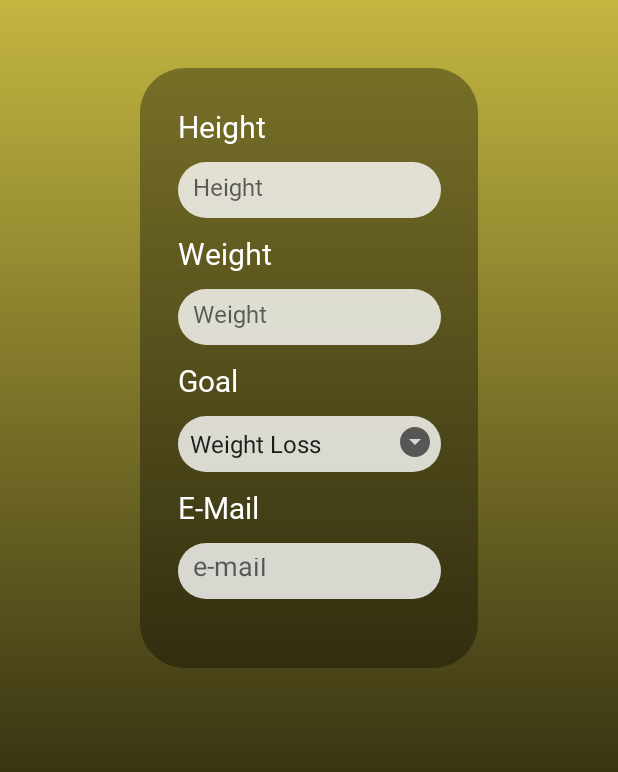
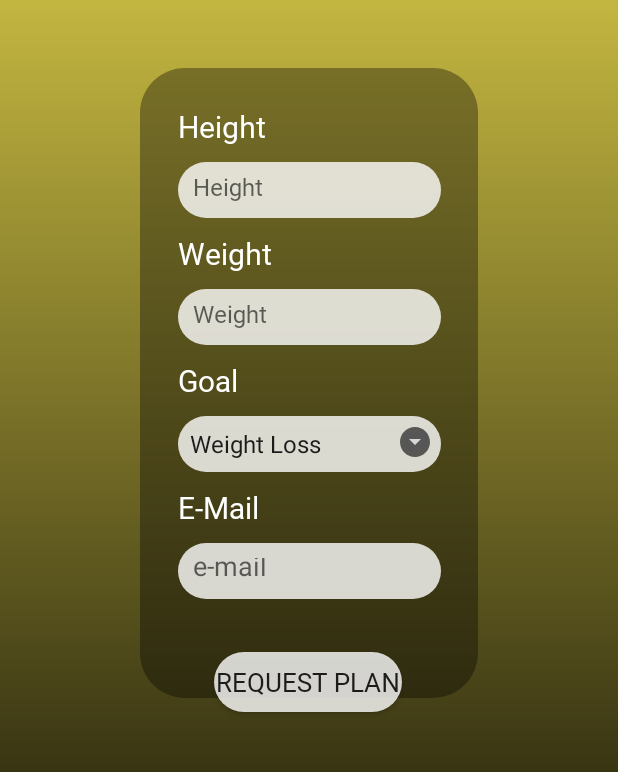
Before and after one commit to HassounHadi/FitPal, an Android app: the screen it shows after launch (Home), on a phone screen of 412 x 824 dp, the part 146-918 px from its top. Run offline under Robolectric (Android 15) with nearby library versions, the light colour scheme and no system bars.

Commit message:
Page-6 Adding Request Button

```diff
--- a/FrontEnd/app/src/main/res/layout/plan.xml
+++ b/FrontEnd/app/src/main/res/layout/plan.xml
@@ -19,7 +19,7 @@
     <View
         android:id="@+id/view"
         android:layout_width="225dp"
-        android:layout_height="400dp"
+        android:layout_height="420dp"
         android:background="@drawable/rectangle_2"
         app:layout_constraintEnd_toEndOf="parent"
         app:layout_constraintHorizontal_bias="0.5"
@@ -134,6 +134,18 @@
         android:padding="10dp"
         android:inputType="textEmailAddress"/>
 
-
+    <Button
+        android:id="@+id/plan"
+        android:layout_width="125dp"
+        android:layout_height="40dp"
+        android:layout_marginStart="24dp"
+        android:layout_marginTop="35dp"
+        android:background="@drawable/rectangle_3"
+        android:fontFamily="@font/seoulnamsan"
+        android:text="Request Plan"
+        android:textAlignment="center"
+        android:textSize="17dp"
+        app:layout_constraintStart_toStartOf="@id/email"
+        app:layout_constraintTop_toBottomOf="@id/email" />
 
 </androidx.constraintlayout.widget.ConstraintLayout>
```
